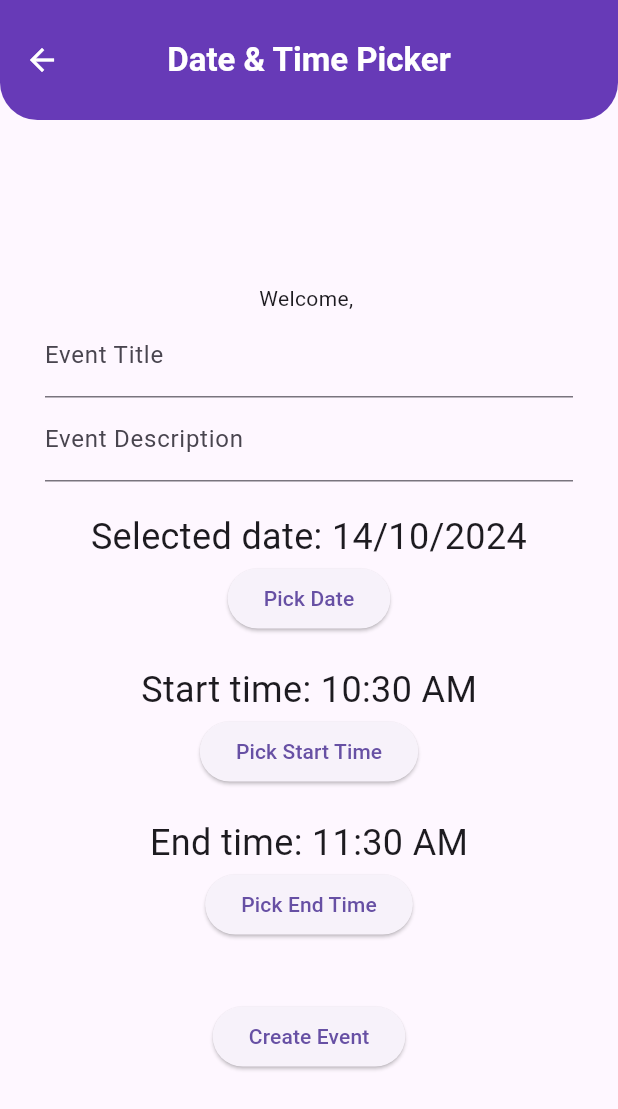
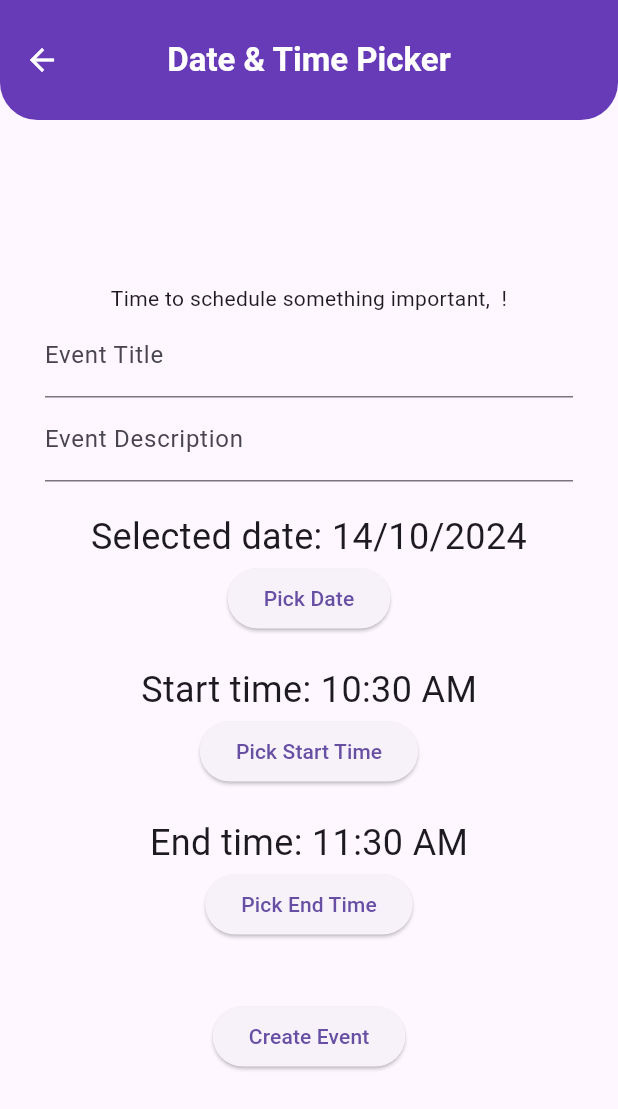
Before and after one commit to Seboostian02/Perrsonal-Asistant, a Flutter app: the EventForm screen opened directly, on a phone screen of 412 x 824 dp. Shown: the top 1109 px of the screen. Run offline on Flutter 3.47's test engine with Material 3 defaults, Android fonts, the phone set to English and light mode, and no system bars; our stand-ins replace firebase_auth, firebase_core, google_sign_in, googleapis_auth; missing offline and left inert: googleapis; accounts and stored records are empty; statements that could not run were skipped.

Commit message:
changing text

```diff
--- a/lib/widgets/event_form.dart
+++ b/lib/widgets/event_form.dart
@@ -126,11 +126,17 @@ class _EventFormState extends State<EventForm> {
             mainAxisAlignment: MainAxisAlignment.center,
             children: [
               authProvider.isLoggedIn
-                  ? Text(
-                      "Welcome, ${authProvider.currentUser?.displayName ?? ''}")
-                  : ElevatedButton(
-                      onPressed: authProvider.signInWithGoogle,
-                      child: const Text('Log In with Google'),
+                  ? Center(
+                      child: Text(
+                        "Time to schedule something important, ${authProvider.currentUser?.displayName ?? ''} !",
+                        textAlign: TextAlign.center,
+                      ),
+                    )
+                  : Center(
+                      child: ElevatedButton(
+                        onPressed: authProvider.signInWithGoogle,
+                        child: const Text('Log In with Google'),
+                      ),
                     ),
               TextField(
                 textAlign: TextAlign.center,
```
